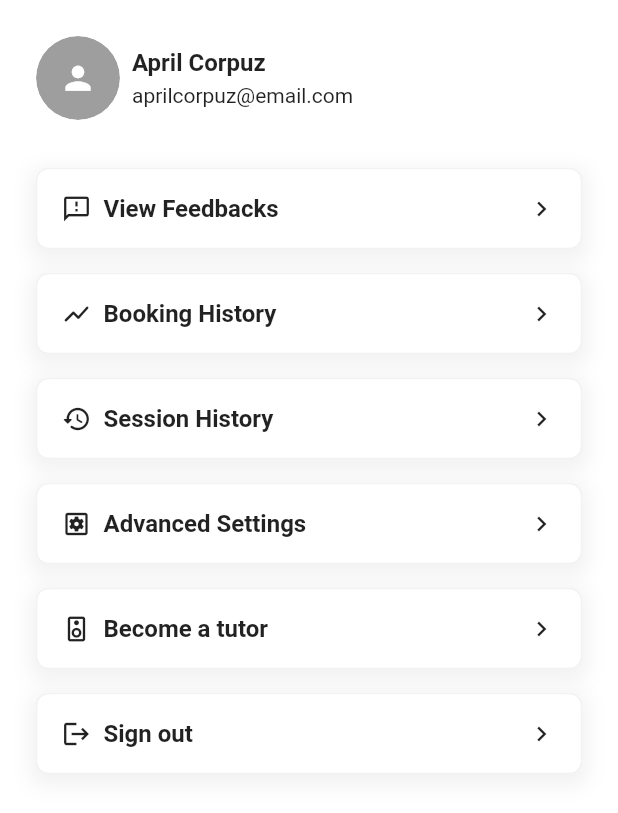
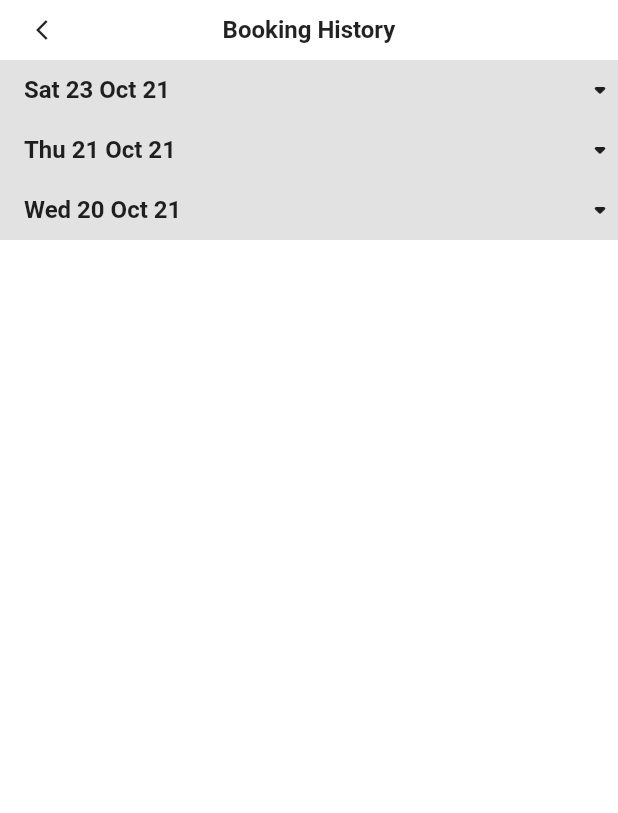
Before and after one commit to caophuccp/lettutor, a Flutter app: the SettingsScreen screen opened directly, after a tap on "Booking History", on a phone screen of 412 x 824 dp. Shown: the top 813 px of the screen. Run offline on Flutter 3.47's test engine with Material 2 defaults, Android fonts, the phone set to English and light mode, and no system bars; drawn by our look-alikes of cached_network_image; network calls fail.

Commit message:
Add BookingHistoryScreen

```diff
--- a/lib/components/bar_button.dart
+++ b/lib/components/bar_button.dart
@@ -3,7 +3,7 @@ import 'package:flutter/material.dart';
 import 'package:lettutor/styles/button_styles.dart';
 import 'package:lettutor/styles/consts.dart';
 
-enum BarButtonStyle { primary, secondary, inactive }
+enum BarButtonStyle { primary, secondary, inactive, destructive}
 
 class BarButton extends StatelessWidget {
   const BarButton({
@@ -49,6 +49,10 @@ class BarButton extends StatelessWidget {
       return ButtonStyles.secondaryButton(cornerRadius: cornerRadius);
     }
 
+    if (style == BarButtonStyle.destructive) {
+      return ButtonStyles.destructiveButton(cornerRadius: cornerRadius);
+    }
+
     return ButtonStyles.inactiveButton(cornerRadius: cornerRadius);
   }
 }
--- a/lib/components/lesson_card_view.dart
+++ b/lib/components/lesson_card_view.dart
@@ -1,4 +1,5 @@
 import 'package:flutter/material.dart';
+import 'package:lettutor/components/bar_button.dart';
 import 'package:lettutor/components/text_expander.dart';
 import 'package:lettutor/components/tutor_screen/tutor_info_header.dart';
 import 'package:lettutor/styles/consts.dart';
@@ -8,6 +9,9 @@ class LessonCardView extends StatelessWidget {
   const LessonCardView({
     Key? key,
     this.margin,
+    this.showTutorReview = true,
+    this.isCancellable = false,
+    this.onCancel,
   }) : super(key: key);
   final tutorNameTest = 'April Corpuz';
   final tutorEmailTest = 'aprilcorpuz@email.com';
@@ -15,6 +19,9 @@ class LessonCardView extends StatelessWidget {
       'https://dev.api.lettutor.com/avatar/3b994227-2695-44d4-b7ff-333b090a45d4avatar1632047402615.jpg';
 
   final EdgeInsetsGeometry? margin;
+  final bool showTutorReview;
+  final bool isCancellable;
+  final void Function()? onCancel;
 
   @override
   Widget build(BuildContext context) {
@@ -38,34 +45,34 @@ class LessonCardView extends StatelessWidget {
       ),
       padding: EdgeInsets.all(PaddingValue.large),
       margin: margin,
-      child: Column(
-        crossAxisAlignment: CrossAxisAlignment.start,
+      child: Wrap(
+        runSpacing: SpacingValue.large,
         children: [
           TutorInfoHeader(
             tutorAvatar: tutorAvatarTest,
             tutorName: tutorNameTest,
           ),
-          SizedBox(
-            height: SpacingValue.large,
-          ),
           Text(
             'Lesson Time: 07:00-07:25',
             style: TextStyles.subtitle1SemiBold,
-          ),
-          SizedBox(
-            height: SpacingValue.large,
           ),
           TextExpander(
             title: 'Request for lesson',
             content: 'Lorem ipsum dolor sit amet, consectetur adipiscing elit',
           ),
-          SizedBox(
-            height: SpacingValue.large,
-          ),
-          TextExpander(
-            title: 'Review from tutor',
-            content: 'Lorem ipsum dolor sit amet, consectetur adipiscing elit',
-          ),
+          if (showTutorReview)
+            TextExpander(
+              title: 'Review from tutor',
+              content:
+                  'Lorem ipsum dolor sit amet, consectetur adipiscing elit',
+            ),
+          if (isCancellable)
+            BarButton(
+              height: 40,
+              onPressed: onCancel,
+              child: Text('Cancel'),
+              style: BarButtonStyle.destructive,
+            ),
         ],
       ),
     );
--- a/lib/components/lesson_date_session.dart
+++ b/lib/components/lesson_date_session.dart
@@ -8,9 +8,15 @@ class LessonDateSession extends StatelessWidget {
   const LessonDateSession({
     Key? key,
     required this.date,
+    this.showTutorReview = true,
+    this.isCancellable = false,
+    this.onCancel,
   }) : super(key: key);
 
   final String date;
+  final bool showTutorReview;
+  final bool isCancellable;
+  final void Function(String)? onCancel;
 
   @override
   Widget build(BuildContext context) {
@@ -69,12 +75,20 @@ class LessonDateSession extends StatelessWidget {
         color: Theme.of(context).scaffoldBackgroundColor,
       ),
       content: Container(
-        padding: EdgeInsets.symmetric(horizontal: PaddingValue.large),
+        padding: EdgeInsets.fromLTRB(
+          PaddingValue.large,
+          0,
+          PaddingValue.large,
+          PaddingValue.large,
+        ),
         child: Column(
           children: List.generate(
             3,
             (index) => LessonCardView(
               margin: EdgeInsets.only(top: PaddingValue.large),
+              showTutorReview: showTutorReview,
+              isCancellable: isCancellable,
+              onCancel: (){onCancel?.call('id');},
             ),
           ),
         ),
--- /dev/null
+++ b/lib/screens/settings_screen/booking_history_screen.dart
@@ -0,0 +1,78 @@
+import 'package:flutter/cupertino.dart';
+import 'package:flutter/material.dart';
+import 'package:lettutor/components/lesson_date_session.dart';
+import 'package:lettutor/components/navigation_back_button.dart';
+import 'package:lettutor/styles/consts.dart';
+import 'package:lettutor/styles/text_styles.dart';
+
+class BookingHistoryScreen extends StatefulWidget {
+  const BookingHistoryScreen({Key? key}) : super(key: key);
+
+  @override
+  _BookingHistoryScreenState createState() => _BookingHistoryScreenState();
+}
+
+class _BookingHistoryScreenState extends State<BookingHistoryScreen> {
+  @override
+  Widget build(BuildContext context) {
+    return Scaffold(
+      body: SafeArea(
+        child: Column(
+          children: [
+            Container(
+              height: 40,
+              padding:
+                  EdgeInsets.symmetric(horizontal: PaddingValue.extraLarge),
+              child: Stack(
+                alignment: Alignment.centerLeft,
+                children: [
+                  NavigationBackButton(
+                    title: '',
+                  ),
+                  Container(
+                    width: double.infinity,
+                    alignment: Alignment.center,
+                    child: Text(
+                      'Booking History',
+                      style: TextStyles.subtitle1SemiBold,
+                    ),
+                  ),
+                ],
+              ),
+            ),
+            Expanded(
+              child: SingleChildScrollView(
+                child: Column(
+                  children: [
+                    LessonDateSession(
+                      date: 'Sat 23 Oct 21',
+                      showTutorReview: false,
+                      isCancellable: true,
+                      onCancel: cancel,
+                    ),
+                    LessonDateSession(
+                      date: 'Thu 21 Oct 21',
+                      showTutorReview: false,
+                      isCancellable: true,
+                      onCancel: cancel,
+                    ),
+                    LessonDateSession(
+                      date: 'Wed 20 Oct 21',
+                      showTutorReview: false,
+                      isCancellable: true,
+                      onCancel: cancel,
+                    ),
+                  ],
+                ),
+              ),
+            ),
+          ],
+        ),
+      ),
+    );
+  }
+
+  void cancel(String id) {
+    print('booking_history_screen.dart - cancel - id: $id');
+  }
+}
--- a/lib/screens/settings_screen/settings_screen.dart
+++ b/lib/screens/settings_screen/settings_screen.dart
@@ -2,6 +2,7 @@ import 'package:flutter/material.dart';
 import 'package:lettutor/components/bar_button.dart';
 import 'package:lettutor/components/settings_screen/setting_item_button.dart';
 import 'package:lettutor/components/settings_screen/user_profile_setting_button.dart';
+import 'package:lettutor/screens/settings_screen/booking_history_screen.dart';
 import 'package:lettutor/screens/settings_screen/session_history_screen.dart';
 import 'package:lettutor/screens/settings_screen/tutor_register_screen.dart';
 import 'package:lettutor/screens/settings_screen/user_profile_screen.dart';
@@ -86,7 +87,7 @@ class _SettingsScreenState extends State<SettingsScreen> {
   }
 
   void viewBookingHistory() {
-    print('settings_screen.dart - viewBookingHistory');
+    navigate(BookingHistoryScreen());
   }
 
   void viewSessionHistory() {
--- a/lib/styles/button_styles.dart
+++ b/lib/styles/button_styles.dart
@@ -75,12 +75,13 @@ class ButtonStyles {
       textStyle: textStyle(),
       backgroundColor: color(Colors.blue, Colors.grey.shade200),
       overlayColor: color(Colors.white24, Colors.grey.shade200),
-        foregroundColor: color(Colors.white,
-            Colors.grey.shade400), // Defer to the widget's default.
+      foregroundColor: color(
+          Colors.white, Colors.grey.shade400), // Defer to the widget's default.
       shape: border(cornerRadius),
       side: side(Colors.blue, Colors.grey.shade200, 1),
       padding: padding(EdgeInsets.all(0)),
-        minimumSize: MaterialStateProperty.all<Size>(Size(0, 0)));
+      minimumSize: MaterialStateProperty.all<Size>(Size.zero),
+    );
   }
 
   static ButtonStyle secondaryButton({double cornerRadius = 0}) {
@@ -92,8 +93,22 @@ class ButtonStyles {
             Colors.grey.shade400), // Defer to the widget's default.
         shape: border(cornerRadius),
         side: side(Colors.grey.shade200, Colors.grey.shade200, 1),
-        padding: padding(EdgeInsets.fromLTRB(0, 0, 0, 0)),
-        minimumSize: MaterialStateProperty.all<Size>(Size(0, 0)));
+        padding: padding(EdgeInsets.zero),
+        minimumSize: MaterialStateProperty.all<Size>(Size.zero));
+  }
+
+  static ButtonStyle destructiveButton({double cornerRadius = 0}) {
+    return ButtonStyle(
+      textStyle: textStyle(),
+      backgroundColor: color(Colors.red.shade100, Colors.grey.shade200),
+      overlayColor: color(Colors.white24, Colors.grey.shade200),
+      foregroundColor: color(
+          Colors.red, Colors.grey.shade400), // Defer to the widget's default.
+      shape: border(cornerRadius),
+      side: side(Colors.red.shade100, Colors.grey.shade200, 1),
+      padding: padding(EdgeInsets.all(0)),
+      minimumSize: MaterialStateProperty.all<Size>(Size.zero),
+    );
   }
 
   static ButtonStyle inactiveButton({double cornerRadius = 0}) {
@@ -105,8 +120,8 @@ class ButtonStyles {
           Colors.grey.shade400), // Defer to the widget's default.
       shape: border(cornerRadius),
       side: side(Colors.grey.shade200, Colors.grey.shade200, 1),
-      padding: padding(EdgeInsets.fromLTRB(0, 0, 0, 0)),
-      minimumSize: MaterialStateProperty.all<Size>(Size(0, 0)),
+      padding: padding(EdgeInsets.zero),
+      minimumSize: MaterialStateProperty.all<Size>(Size.zero),
     );
   }
 
@@ -126,16 +141,18 @@ class ButtonStyles {
           Colors.grey.shade400), // Defer to the widget's default.
       shape: border(cornerRadius),
       side: side(borderColor, Colors.grey.shade200, borderWidth),
-      padding: padding(EdgeInsets.fromLTRB(0, 0, 0, 0)),
-      minimumSize: MaterialStateProperty.all<Size>(Size(0, 0)),
+      padding: padding(EdgeInsets.zero),
+      minimumSize: MaterialStateProperty.all<Size>(Size.zero),
     );
   }
 
   static ButtonStyle textButtonStyle(
-      {Color foregroundColor = Colors.blue, Color? pressedColor = const Color(4293128957)}) {
+      {Color foregroundColor = Colors.blue,
+      Color? pressedColor = const Color(4293128957)}) {
     return ButtonStyle(
       overlayColor: MaterialStateProperty.all<Color>(Colors.transparent),
       foregroundColor:
-            color3(foregroundColor, Colors.grey.shade200, pressedColor));
+          color3(foregroundColor, Colors.grey.shade200, pressedColor),
+    );
   }
 }
```
Lines whose indentation alone changed are shown as unchanged.
